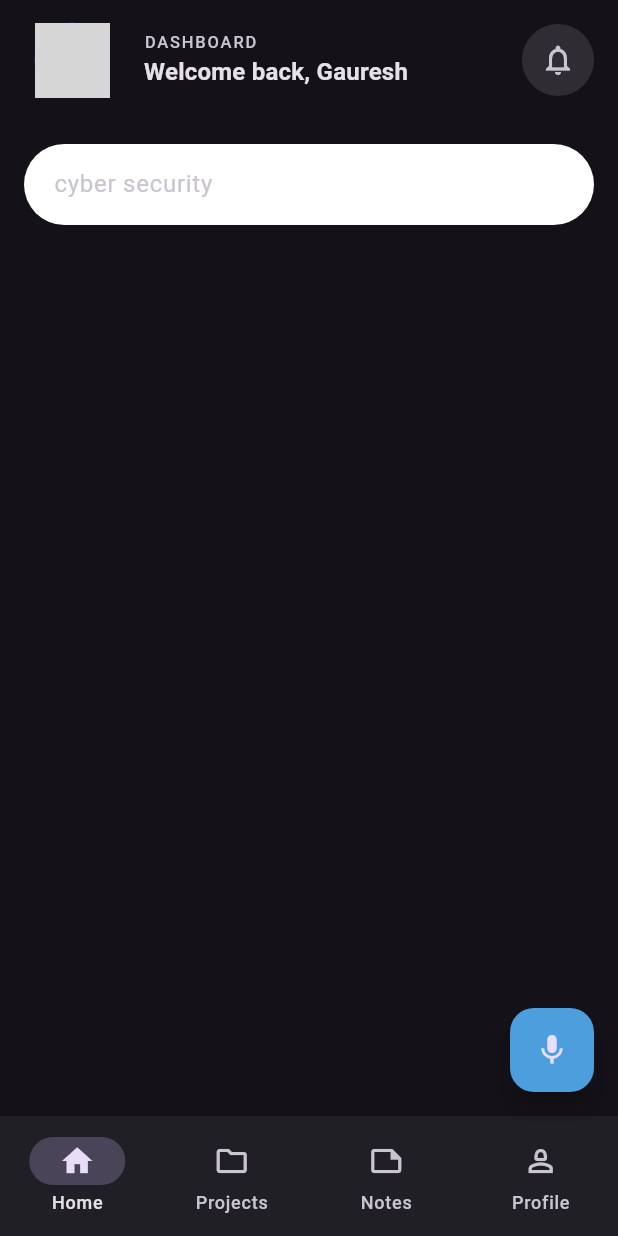
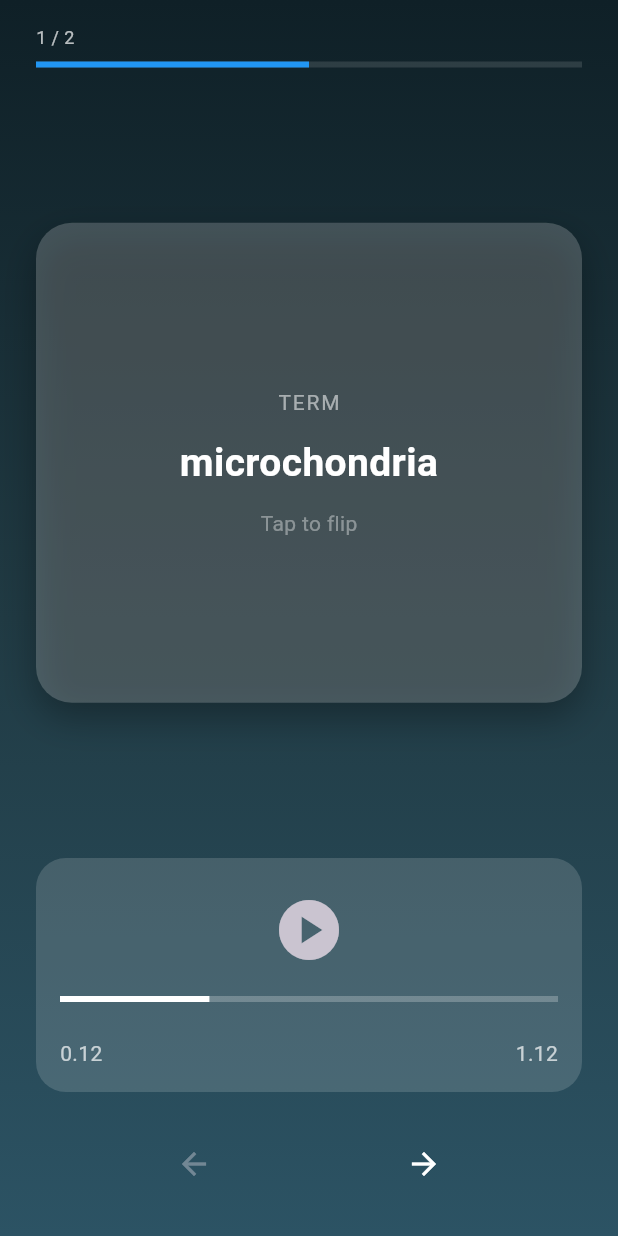
Before and after one commit to GEEK-213/LumenAI, a Flutter app: the screen it shows after launch, after a tap on the "mic" icon, on a phone screen of 412 x 824 dp. Run offline on Flutter 3.47's test engine with Material 3 defaults, Android fonts, the phone set to English and light mode, and no system bars; our stand-ins replace font_awesome_flutter, google_fonts; network calls fail; grey boxes are pictures that could not be loaded.

Commit message:
added audio and page controls

```diff
--- a/LumenAi/app/lib/components/audio_player.dart
+++ b/LumenAi/app/lib/components/audio_player.dart
@@ -0,0 +1,57 @@
+import 'package:flutter/material.dart';
+
+class AudioPlayerUI extends StatelessWidget {
+  final bool isPlaying;
+  final double progress;
+  final VoidCallback onPlayPause;
+
+  const AudioPlayerUI({
+    super.key,
+    required this.isPlaying,
+    required this.progress,
+    required this.onPlayPause,
+    });
+
+  @override
+  Widget build(BuildContext context) {
+    return Container(
+      margin: EdgeInsets.symmetric(horizontal: 24),
+      padding: EdgeInsets.all(16),
+      decoration: BoxDecoration(
+        borderRadius: BorderRadius.circular(20),
+        color: Colors.white.withValues(alpha: .15)
+      ),
+      child: Column(
+        children: [
+          IconButton(
+            iconSize: 48,
+            onPressed: onPlayPause,
+            icon: Icon(
+              isPlaying
+              ? Icons.pause_circle
+              : Icons.play_circle
+              ),
+            ),
+            const SizedBox(height: 12),
+
+            LinearProgressIndicator(
+              value: progress,
+              backgroundColor: Colors.white24,
+              valueColor: AlwaysStoppedAnimation<Color>(Colors.white),
+            ),
+
+            const SizedBox(height: 24,),
+
+            Row(
+              mainAxisAlignment: MainAxisAlignment.spaceBetween,
+              children: const [
+                Text("0.12", style: TextStyle(color: Colors.white70)),
+                Text("1.12", style: TextStyle(color: Colors.white70),)
+              ],
+            )
+        ],
+
+      ),
+    );
+  }
+}
--- a/LumenAi/app/lib/components/bottom_controls.dart
+++ b/LumenAi/app/lib/components/bottom_controls.dart
@@ -0,0 +1,36 @@
+import 'package:flutter/material.dart';
+
+class BottomControls extends StatelessWidget {
+  final VoidCallback onNext;
+  final VoidCallback onPrevios;
+  final bool isFirst;
+  final bool isLast;
+
+  const BottomControls({
+    super.key,
+    required this.onNext,
+    required this.onPrevios,
+    required this.isFirst,
+    required this.isLast,
+    });
+
+  @override
+  Widget build(BuildContext context) {
+    return Padding(
+      padding: EdgeInsets.symmetric(vertical: 24),
+      child: Row(
+        mainAxisAlignment: MainAxisAlignment.spaceEvenly,
+        children: [
+          IconButton(onPressed: isFirst ? null : onPrevios ,
+           icon: const Icon(Icons.arrow_back),
+           color: Colors.white,
+           ),
+           IconButton(onPressed: isLast ? null : onNext ,
+           icon: const Icon(Icons.arrow_forward),
+           color: Colors.white,
+           ),
+        ],
+      ),
+    );
+  }
+}
--- a/LumenAi/app/lib/components/card.dart
+++ b/LumenAi/app/lib/components/card.dart
@@ -0,0 +1,60 @@
+import 'package:flutter/material.dart';
+
+class Flashcard extends StatelessWidget {
+  final String text;
+  final bool isFront;
+
+  const Flashcard({
+    super.key,
+    required this.text,
+    required this.isFront,
+  });
+
+  @override
+  Widget build(BuildContext context) {
+    return Container(
+      height: 320,
+      margin: const EdgeInsets.symmetric(horizontal: 24),
+      decoration: BoxDecoration(
+        borderRadius: BorderRadius.circular(24),
+        color: Colors.white.withValues(alpha: .2),
+        boxShadow: [
+          BoxShadow(
+            color: Colors.black.withValues(alpha: .3),
+            blurRadius: 20,
+            offset: const Offset(0, 10),
+          ),
+        ],
+      ),
+      child: Center(
+        child: Column(
+          mainAxisAlignment: MainAxisAlignment.center,
+          children: [
+            Text(
+              isFront ? "TERM" : "DEFINITION",
+              style: const TextStyle(
+                color: Colors.white54,
+                letterSpacing: 1.2,
+              ),
+            ),
+            const SizedBox(height: 12),
+            Text(
+              text,
+              textAlign: TextAlign.center,
+              style: const TextStyle(
+                color: Colors.white,
+                fontSize: 26,
+                fontWeight: FontWeight.bold,
+              ),
+            ),
+            const SizedBox(height: 12),
+            const Text(
+              "Tap to flip",
+              style: TextStyle(color: Colors.white38),
+            ),
+          ],
+        ),
+      ),
+    );
+  }
+}
--- a/LumenAi/app/lib/components/progress.dart
+++ b/LumenAi/app/lib/components/progress.dart
@@ -0,0 +1,36 @@
+import 'package:flutter/material.dart';
+
+class ProgressBar extends StatelessWidget {
+  final int current;
+  final int total;
+
+  const ProgressBar({super.key, required this.current, required this.total});
+
+  @override
+  Widget build(BuildContext context) {
+    final progress = (current + 1) / total;
+
+    return Padding(
+      padding: EdgeInsetsGeometry.symmetric(horizontal: 24),
+      child: Column(
+        crossAxisAlignment: CrossAxisAlignment.start,
+        children: [
+          Text(
+            "${current + 1} / $total",
+            style: TextStyle(
+              color: Colors.white70,
+              fontSize: 12
+            ),
+            ),
+            SizedBox(height: 8),
+
+            LinearProgressIndicator(
+              value: progress,
+              backgroundColor: Colors.white12,
+              valueColor: const AlwaysStoppedAnimation<Color>(Colors.blue),
+            )
+          ],
+      ),
+    );
+  }
+}
--- a/LumenAi/app/lib/models/flashcard.dart
+++ b/LumenAi/app/lib/models/flashcard.dart
@@ -0,0 +1,9 @@
+class MainCard {
+  final String term;
+  final String definition;
+
+  MainCard({
+    required this.term,
+    required this.definition,
+  });
+}
--- a/LumenAi/app/lib/pages/homePage.dart
+++ b/LumenAi/app/lib/pages/homePage.dart
@@ -1,3 +1,5 @@
+import 'package:app/components/card.dart';
+import 'package:app/pages/recorder.dart';
 import 'package:flutter/material.dart';
 
 class HomePage extends StatefulWidget {
@@ -116,7 +118,12 @@ class _HomePageState extends State<HomePage> {
 
       //floating action button
       floatingActionButton: FloatingActionButton(
-        onPressed: () {},
+        onPressed: () {
+          Navigator.push(
+                    context,
+                    MaterialPageRoute(builder: (context) => const FlashCardPage()),
+                  );
+        },
         backgroundColor: const Color.fromARGB(255, 77, 158, 220),
         child: const Icon(Icons.mic),
       ),
--- a/LumenAi/app/lib/pages/recorder.dart
+++ b/LumenAi/app/lib/pages/recorder.dart
@@ -0,0 +1,103 @@
+import 'package:app/components/audio_player.dart';
+import 'package:app/components/bottom_controls.dart';
+import 'package:app/components/progress.dart';
+import 'package:flutter/material.dart';
+import '../models/flashcard.dart';
+import '../components/card.dart';
+
+class FlashCardPage extends StatefulWidget {
+  const FlashCardPage({super.key});
+
+  @override
+  State<FlashCardPage> createState() => _FlashCardPageState();
+}
+
+class _FlashCardPageState extends State<FlashCardPage> {
+  int currentIndex = 0;
+  bool isFront = true;
+  bool isPlaying = false;
+  double audioProgress = 0.3;
+
+  final List<MainCard> cards = [
+    MainCard(term: "microchondria", definition: "powehouse of cell"),
+    MainCard(term: "nucleus", definition: "powehouse "),
+  ];
+
+  @override
+  Widget build(BuildContext context) {
+    final currentCard = cards[currentIndex];
+    return Scaffold(
+      body: Container(
+        decoration: const BoxDecoration(
+          gradient: LinearGradient(
+            begin: Alignment.topCenter,
+            end: Alignment.bottomCenter,
+            colors: [Color(0xFF0F2027), Color(0xFF203A43), Color(0xFF2C5364)],
+          ),
+        ),
+        child: SafeArea(
+          child: Column(
+            children: [
+              const SizedBox(height: 16),
+              //progress bar
+              ProgressBar(current: currentIndex, total: cards.length),
+
+              //flashcard
+              Expanded(
+                child: Center(
+                  child: GestureDetector(
+                    behavior: HitTestBehavior.opaque,
+                    onTap: () {
+                      setState(() {
+                        isFront = !isFront;
+                        debugPrint("FLIPPED: $isFront");
+                        debugPrint(isFront.toString());
+                      });
+                    },
+                    child: AnimatedSwitcher(
+                      duration: const Duration(milliseconds: 300),
+                      child: Flashcard(
+                        key: ValueKey(
+                          isFront ? currentCard.term : currentCard.definition,
+                        ),
+                        text: isFront
+                            ? currentCard.term
+                            : currentCard.definition,
+                        isFront: isFront,
+                      ),
+                    ),
+                  ),
+                ),
+              ),
+
+//audio controls
+              AudioPlayerUI(isPlaying: isPlaying, progress: audioProgress, onPlayPause: () {
+                setState(() {
+                  isPlaying = !isPlaying;
+                });
+              }),
+
+              //bottom controls
+              BottomControls(
+                isFirst: currentIndex == 0,
+                isLast: currentIndex == cards.length - 1,
+                onNext: () {
+                  setState(() {
+                    currentIndex++;
+                    isFront = true;
+                  });
+                },
+                onPrevios: () {
+                  setState(() {
+                    currentIndex--;
+                    isFront = true;
+                  });
+                },
+              ),
+            ],
+          ),
+        ),
+      ),
+    );
+  }
+}
```
